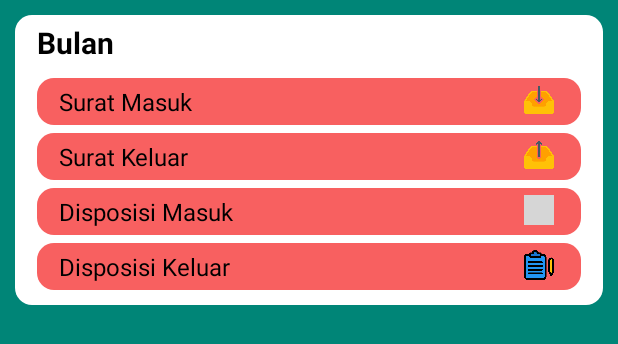
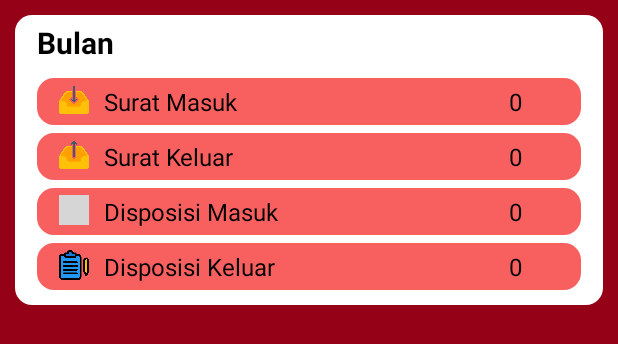
Before and after one commit to merilianacandra/kp_polda, an Android app: the layout activity_statistik.xml on its own in the app's theme, with its tools: preview values and no code run, on a phone screen of 412 x 824 dp. Shown: the top 344 px of the screen. Run offline under Robolectric (Android 15) with nearby library versions, the phone set to English and light mode, and no system bars; grey boxes are pictures that could not be loaded.

Commit message:
statistik modif

```diff
--- a/app/src/main/AndroidManifest.xml
+++ b/app/src/main/AndroidManifest.xml
@@ -9,7 +9,12 @@
         android:roundIcon="@mipmap/ic_launcher_round"
         android:supportsRtl="true"
         android:theme="@style/AppTheme">
-        <activity android:name=".ReferensiActivity"></activity>
+        <activity android:name=".ReferensiSatuanKerjaActivity"></activity>
+        <activity android:name=".ReferensiKodeArsipActivity" />
+        <activity android:name=".ReferensiKlasifikasiSuratActivity" />
+        <activity android:name=".ReferensiNaskahDinasActivity" />
+        <activity android:name=".ReferensiPegawaiActivity" />
+        <activity android:name=".ReferensiActivity" />
         <activity android:name=".DetailSuratMasukActivityActivity" />
         <activity android:name=".SuratKeluarActivity" />
         <activity android:name=".SuratMasukActivity" />
--- a/app/src/main/res/layout/activity_statistik.xml
+++ b/app/src/main/res/layout/activity_statistik.xml
@@ -5,10 +5,9 @@
     android:layout_width="match_parent"
     android:layout_height="match_parent"
     tools:context=".StatistikActivity"
-    android:background="@color/colorPrimary">
+    android:background="#950217">
 
     <LinearLayout
-        android:id="@+id/bulan"
         android:layout_width="match_parent"
         android:layout_height="wrap_content"
         android:background="@drawable/shape"
@@ -45,20 +44,28 @@
             android:layout_marginBottom="5dp"
             android:layout_marginRight="10dp">
 
+            <ImageView
+                android:layout_marginLeft="10dp"
+                android:layout_width="20dp"
+                android:layout_height="20dp"
+                android:src="@drawable/inbox" />
+
             <TextView
-                android:layout_width="300dp"
+                android:id="@+id/stat_suratmasuk"
+                android:layout_width="280dp"
                 android:layout_height="wrap_content"
                 android:text="Surat Masuk"
                 android:textColor="@color/colorBlack"
                 android:textSize="16sp"
-                android:paddingLeft="10dp"
-                />
+                android:paddingLeft="10dp" />
 
-            <ImageView
-                android:layout_marginLeft="20dp"
-                android:layout_width="20dp"
-                android:layout_height="20dp"
-                android:src="@drawable/inbox" />
+            <TextView
+                android:layout_width="wrap_content"
+                android:layout_height="wrap_content"
+                android:text="0"
+                android:textColor="@color/colorBlack"
+                android:textSize="16sp"
+                android:paddingRight="20dp" />
         </LinearLayout>
 
         <LinearLayout
@@ -70,20 +77,28 @@
             android:layout_marginBottom="5dp"
             android:layout_marginRight="10dp">
 
+            <ImageView
+                android:layout_marginLeft="10dp"
+                android:layout_width="20dp"
+                android:layout_height="20dp"
+                android:src="@drawable/upload" />
+
             <TextView
-                android:layout_width="300dp"
+                android:id="@+id/stat_suratkeluar"
+                android:layout_width="280dp"
                 android:layout_height="wrap_content"
                 android:text="Surat Keluar"
                 android:textColor="@color/colorBlack"
                 android:textSize="16sp"
-                android:paddingLeft="10dp"
-                />
+                android:paddingLeft="10dp" />
 
-            <ImageView
-                android:layout_marginLeft="20dp"
-                android:layout_width="20dp"
-                android:layout_height="20dp"
-                android:src="@drawable/upload" />
+            <TextView
+                android:layout_width="wrap_content"
+                android:layout_height="wrap_content"
+                android:text="0"
+                android:textColor="@color/colorBlack"
+                android:textSize="16sp"
+                android:paddingRight="20dp" />
         </LinearLayout>
 
         <LinearLayout
@@ -95,20 +110,29 @@
             android:layout_marginBottom="5dp"
             android:layout_marginRight="10dp">
 
+
+            <ImageView
+                android:layout_marginLeft="10dp"
+                android:layout_width="20dp"
+                android:layout_height="20dp"
+                android:src="@drawable/disposisimasuk" />
+
             <TextView
-                android:layout_width="300dp"
+                android:id="@+id/stat_disposisimasuk"
+                android:layout_width="280dp"
                 android:layout_height="wrap_content"
                 android:text="Disposisi Masuk"
                 android:textColor="@color/colorBlack"
                 android:textSize="16sp"
-                android:paddingLeft="10dp"
-                android:textStyle="" />
+                android:paddingLeft="10dp" />
 
-            <ImageView
-                android:layout_marginLeft="20dp"
-                android:layout_width="20dp"
-                android:layout_height="20dp"
-                android:src="@drawable/disposisimasuk" />
+            <TextView
+                android:layout_width="wrap_content"
+                android:layout_height="wrap_content"
+                android:text="0"
+                android:textColor="@color/colorBlack"
+                android:textSize="16sp"
+                android:paddingRight="20dp" />
         </LinearLayout>
 
         <LinearLayout
@@ -120,21 +144,28 @@
             android:layout_marginBottom="5dp"
             android:layout_marginRight="10dp">
 
+            <ImageView
+                android:layout_marginLeft="10dp"
+                android:layout_width="20dp"
+                android:layout_height="20dp"
+                android:src="@drawable/disposisikeluar" />
+
             <TextView
-                android:id="@+id/stat_disposisimasuk"
-                android:layout_width="300dp"
+                android:id="@+id/stat_disposisikeluar"
+                android:layout_width="280dp"
                 android:layout_height="wrap_content"
                 android:text="Disposisi Keluar"
                 android:textColor="@color/colorBlack"
                 android:textSize="16dp"
-                android:paddingLeft="10dp"
-                android:textStyle="" />
+                android:paddingLeft="10dp" />
 
-            <ImageView
-                android:layout_marginLeft="20dp"
-                android:layout_width="20dp"
-                android:layout_height="20dp"
-                android:src="@drawable/disposisikeluar" />
+            <TextView
+                android:layout_width="wrap_content"
+                android:layout_height="wrap_content"
+                android:text="0"
+                android:textColor="@color/colorBlack"
+                android:textSize="16sp"
+                android:paddingRight="20dp" />
         </LinearLayout>
     </LinearLayout>
 </RelativeLayout>
```
